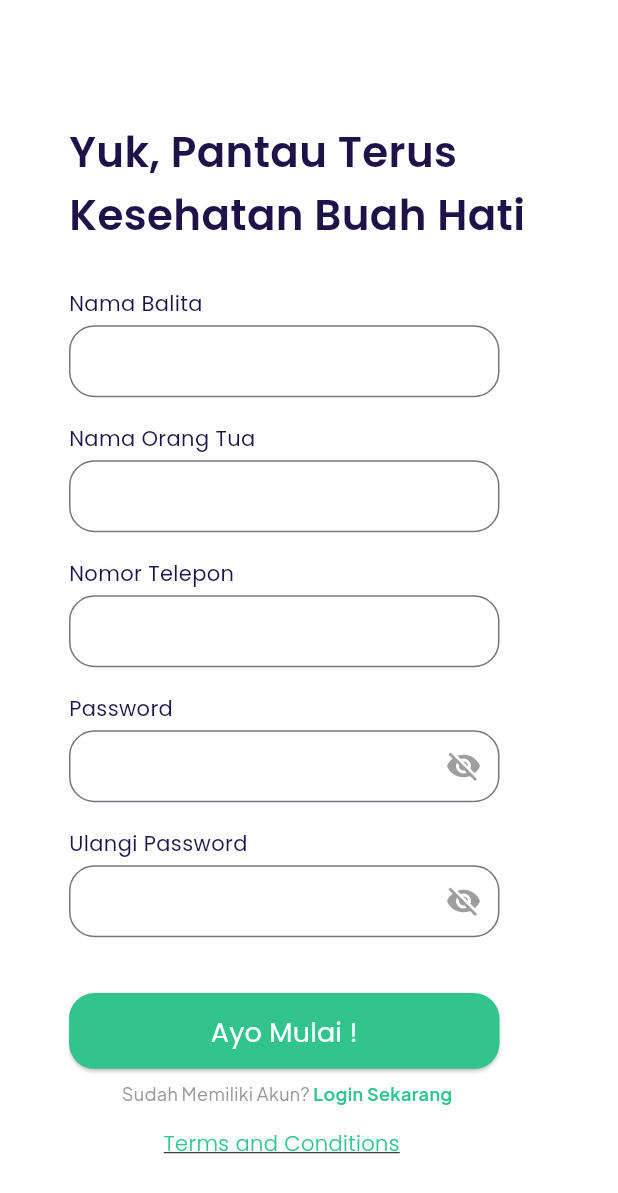
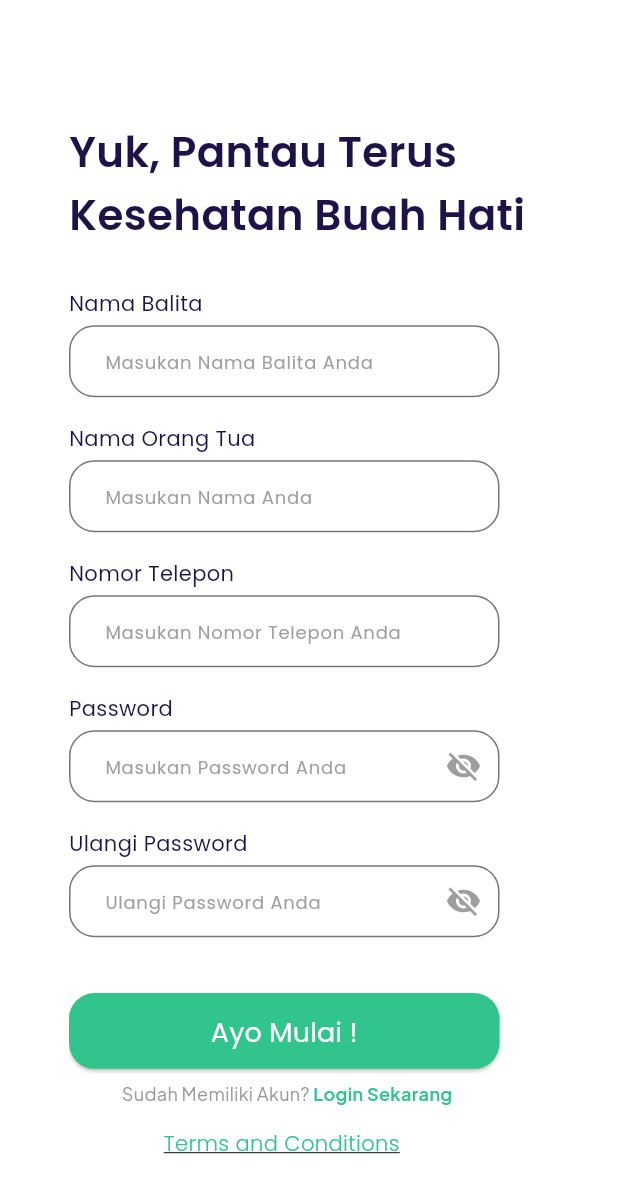
Before and after one commit to ditooard/sempolita_mobile_kreanova_app, a Flutter app: the RegisterPage screen opened by its route, on a phone screen of 412 x 824 dp. Shown: the top 1193 px of the screen. Run offline on Flutter 3.47's test engine with Material 3 defaults, Android fonts, the phone set to English and light mode, and no system bars; our stand-ins replace google_fonts.

Commit message:
push code #3

```diff
--- a/lib/views/forget_pass_page.dart
+++ b/lib/views/forget_pass_page.dart
@@ -1,4 +1,5 @@
 import 'package:flutter/material.dart';
+import 'package:flutter/services.dart';
 
 class LupaPassword extends StatefulWidget {
   @override
@@ -53,6 +54,11 @@ class _LupaPassword extends State<LupaPassword> {
                                 width: 287,
                                 height: 52,
                                 child: TextFormField(
+                                  inputFormatters: <TextInputFormatter>[
+                                    FilteringTextInputFormatter
+                                        .digitsOnly // Allow only digits
+                                  ],
+                                  keyboardType: TextInputType.number,
                                   decoration: InputDecoration(
                                     hintText: 'Masukan Nomor Telepon',
                                     hintStyle: TextStyle(
--- a/lib/views/register_page.dart
+++ b/lib/views/register_page.dart
@@ -3,13 +3,27 @@ import 'package:flutter/services.dart';
 
 class RegisterPage extends StatefulWidget {
   @override
-  State<RegisterPage> createState() => _LoginPage();
+  State<RegisterPage> createState() => _RegisterPage();
 }
 
-class _LoginPage extends State<RegisterPage> {
+class _RegisterPage extends State<RegisterPage> {
+  bool _isPasswordVisible = false;
+  bool _isConfirmPasswordVisible = false;
+  FocusNode _namaBalita = FocusNode();
+  FocusNode _namaOrtu = FocusNode();
+  FocusNode _noHp = FocusNode();
+  FocusNode _pass = FocusNode();
+  FocusNode _confirmPass = FocusNode();
+
   @override
   void initState() {
     super.initState();
+  }
+
+  void _fieldFocusChange(
+      BuildContext context, FocusNode currentFocus, FocusNode nextFocus) {
+    currentFocus.unfocus();
+    FocusScope.of(context).requestFocus(nextFocus);
   }
 
   @override
@@ -69,7 +83,14 @@ class _LoginPage extends State<RegisterPage> {
                                 width: 287,
                                 height: 52,
                                 child: TextFormField(
+                                  focusNode: _namaBalita,
+                                  textInputAction: TextInputAction.next,
+                                  onFieldSubmitted: (term) {
+                                    _fieldFocusChange(
+                                        context, _namaBalita, _namaOrtu);
+                                  },
                                   decoration: InputDecoration(
+                                    hintText : "Masukan Nama Balita Anda",
                                     hintStyle: TextStyle(
                                         fontSize: 12, color: Colors.grey),
                                     contentPadding:
@@ -119,7 +140,14 @@ class _LoginPage extends State<RegisterPage> {
                                 width: 287,
                                 height: 52,
                                 child: TextFormField(
+                                  focusNode: _namaOrtu,
+                                  textInputAction: TextInputAction.next,
+                                  onFieldSubmitted: (term) {
+                                    _fieldFocusChange(
+                                        context, _namaOrtu, _noHp);
+                                  },
                                   decoration: InputDecoration(
+                                    hintText : "Masukan Nama Anda",
                                     hintStyle: TextStyle(
                                         fontSize: 12, color: Colors.grey),
                                     contentPadding:
@@ -169,12 +197,18 @@ class _LoginPage extends State<RegisterPage> {
                                 width: 287,
                                 height: 52,
                                 child: TextFormField(
+                                  focusNode: _noHp,
+                                  textInputAction: TextInputAction.next,
+                                  onFieldSubmitted: (term) {
+                                    _fieldFocusChange(context, _noHp, _pass);
+                                  },
                                   inputFormatters: <TextInputFormatter>[
                                     FilteringTextInputFormatter
                                         .digitsOnly // Allow only digits
                                   ],
                                   keyboardType: TextInputType.number,
                                   decoration: InputDecoration(
+                                    hintText : "Masukan Nomor Telepon Anda",
                                     hintStyle: TextStyle(
                                         fontSize: 12, color: Colors.grey),
                                     contentPadding:
@@ -224,9 +258,16 @@ class _LoginPage extends State<RegisterPage> {
                                 width: 287,
                                 height: 52,
                                 child: TextFormField(
+                                  focusNode: _pass,
+                                  textInputAction: TextInputAction.next,
+                                  onFieldSubmitted: (term) {
+                                    _fieldFocusChange(
+                                        context, _pass, _confirmPass);
+                                  },
                                   obscureText:
-                                      true, // This hides the entered text as dots for a password field
+                                      !_isPasswordVisible, // This hides the entered text as dots for a password field
                                   decoration: InputDecoration(
+                                    hintText : "Masukan Password Anda",
                                     hintStyle: TextStyle(
                                         fontSize: 12, color: Colors.grey),
                                     contentPadding:
@@ -236,16 +277,19 @@ class _LoginPage extends State<RegisterPage> {
                                           BorderSide(color: Color(0xFFDBD7EB)),
                                       borderRadius: BorderRadius.circular(17),
                                     ),
-                                    suffixIcon: GestureDetector(
-                                      onTap: () {
-                                        // Implement the logic to toggle password visibility
+                                    suffixIcon: IconButton(
+                                      icon: Icon(
+                                        _isPasswordVisible
+                                            ? Icons.visibility
+                                            : Icons.visibility_off,
+                                        color: Colors.grey, // Warna ikon mata
+                                      ),
+                                      onPressed: () {
+                                        setState(() {
+                                          _isPasswordVisible =
+                                              !_isPasswordVisible;
+                                        });
                                       },
-                                      child: Icon(
-                                        Icons
-                                            .visibility_off, // Use Icons.visibility if you want an open eye initially
-                                        color: Colors
-                                            .grey, // You can change the color as needed
-                                      ),
                                     ),
                                   ),
                                 ),
@@ -286,9 +330,11 @@ class _LoginPage extends State<RegisterPage> {
                                 width: 287,
                                 height: 52,
                                 child: TextFormField(
+                                  focusNode: _confirmPass,
                                   obscureText:
-                                      true, // This hides the entered text as dots for a password field
+                                      !_isConfirmPasswordVisible, // This hides the entered text as dots for a password field
                                   decoration: InputDecoration(
+                                    hintText : "Ulangi Password Anda",
                                     hintStyle: TextStyle(
                                         fontSize: 12, color: Colors.grey),
                                     contentPadding:
@@ -298,16 +344,19 @@ class _LoginPage extends State<RegisterPage> {
                                           BorderSide(color: Color(0xFFDBD7EB)),
                                       borderRadius: BorderRadius.circular(17),
                                     ),
-                                    suffixIcon: GestureDetector(
-                                      onTap: () {
-                                        // Implement the logic to toggle password visibility
+                                    suffixIcon: IconButton(
+                                      icon: Icon(
+                                        _isConfirmPasswordVisible
+                                            ? Icons.visibility
+                                            : Icons.visibility_off,
+                                        color: Colors.grey, // Warna ikon mata
+                                      ),
+                                      onPressed: () {
+                                        setState(() {
+                                          _isConfirmPasswordVisible =
+                                              !_isConfirmPasswordVisible;
+                                        });
                                       },
-                                      child: Icon(
-                                        Icons
-                                            .visibility_off, // Use Icons.visibility if you want an open eye initially
-                                        color: Colors
-                                            .grey, // You can change the color as needed
-                                      ),
                                     ),
                                   ),
                                 ),
```
Also changed, not shown: lib/views/login_page.dart (+35 -10 lines).
